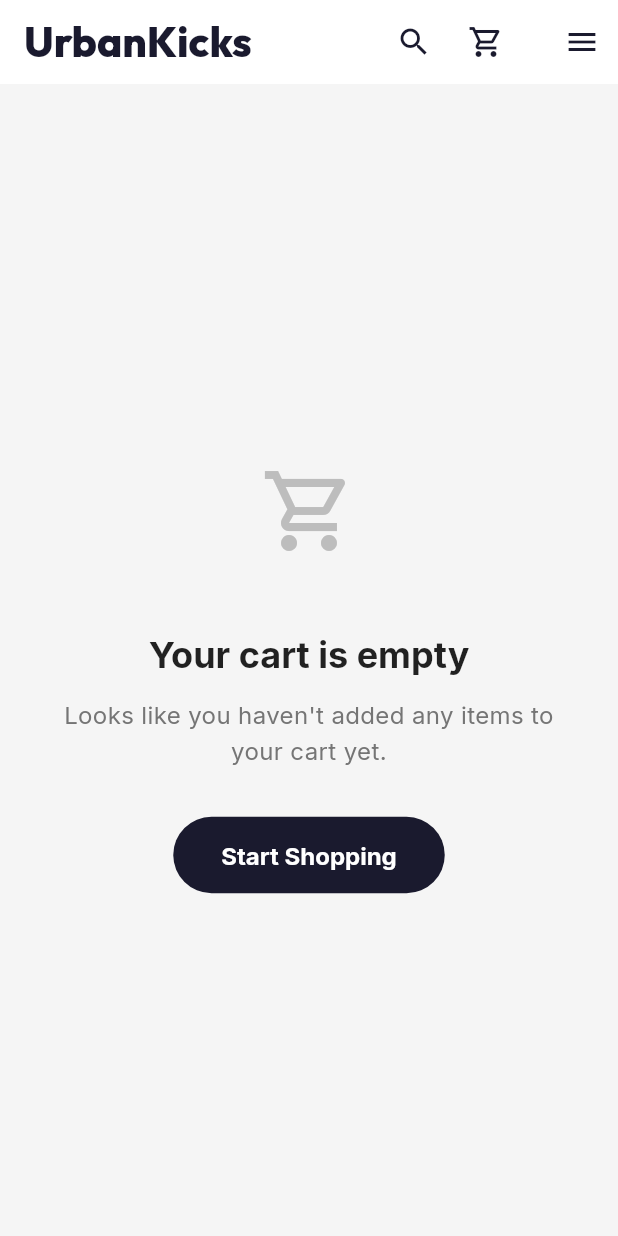
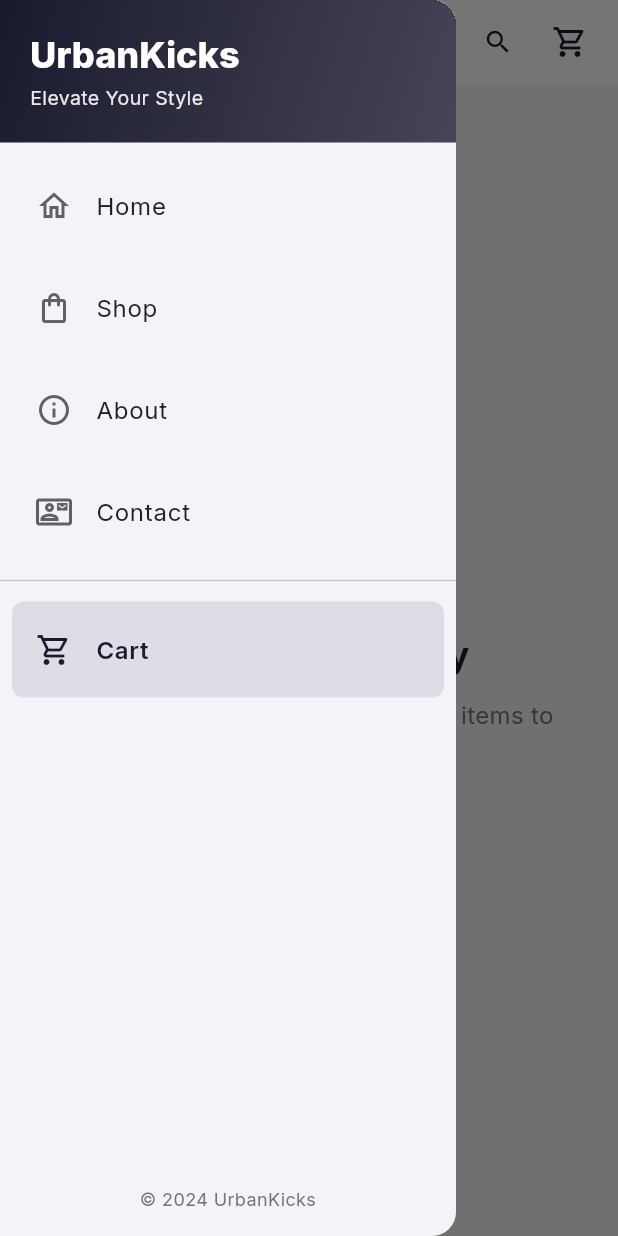
Before and after one commit to JayceeAguilan/ITP107-FINAL-ASSESSMENT, a Flutter app: the CartScreen screen opened by its route, with the side drawer open (before the commit the screen has no drawer), on a phone screen of 412 x 824 dp. Run offline on Flutter 3.47's test engine with Material 3 defaults, Android fonts, the phone set to English and light mode, and no system bars; drawn by our look-alikes of badges; our stand-ins replace cached_network_image, carousel_slider, flutter_rating_bar, fluttertoast, go_router, google_fonts and 1 more; network calls fail.

Commit message:
feat: Implement core e-commerce UI screens and widgets including checkout, cart, product details, and navigation.

```diff
--- a/lib/screens/about_screen.dart
+++ b/lib/screens/about_screen.dart
@@ -2,6 +2,7 @@ import 'package:flutter/material.dart';
 import 'package:google_fonts/google_fonts.dart';
 import '../widgets/custom_app_bar.dart';
 import '../widgets/footer.dart';
+import '../widgets/navigation_drawer.dart';
 import '../theme/app_theme.dart';
 import '../utils/constants.dart';
 
@@ -14,6 +15,7 @@ class AboutScreen extends StatelessWidget {
 
     return Scaffold(
       appBar: const CustomAppBar(),
+      drawer: const NavigationDrawerWidget(),
       body: SingleChildScrollView(
         child: Column(
           children: [
--- a/lib/screens/cart_screen.dart
+++ b/lib/screens/cart_screen.dart
@@ -6,6 +6,7 @@ import '../widgets/custom_app_bar.dart';
 import '../widgets/footer.dart';
 import '../widgets/cart_item_widget.dart';
 import '../widgets/empty_state_widget.dart';
+import '../widgets/navigation_drawer.dart';
 import '../theme/app_theme.dart';
 import '../utils/constants.dart';
 
@@ -18,6 +19,7 @@ class CartScreen extends StatelessWidget {
 
     return Scaffold(
       appBar: const CustomAppBar(),
+      drawer: const NavigationDrawerWidget(),
       body: Consumer<CartProvider>(
         builder: (context, cart, child) {
           if (cart.itemCount == 0) {
--- a/lib/screens/checkout_screen.dart
+++ b/lib/screens/checkout_screen.dart
@@ -4,6 +4,7 @@ import 'package:go_router/go_router.dart';
 import '../providers/cart_provider.dart';
 import '../widgets/custom_app_bar.dart';
 import '../widgets/footer.dart';
+import '../widgets/navigation_drawer.dart';
 import '../theme/app_theme.dart';
 import '../utils/constants.dart';
 import '../widgets/receipt_dialog.dart';
@@ -34,6 +35,7 @@ class _CheckoutScreenState extends State<CheckoutScreen> {
 
     return Scaffold(
       appBar: const CustomAppBar(),
+      drawer: const NavigationDrawerWidget(),
       body: SingleChildScrollView(
         child: Column(
           children: [
--- a/lib/screens/contact_screen.dart
+++ b/lib/screens/contact_screen.dart
@@ -2,6 +2,7 @@ import 'package:flutter/material.dart';
 import 'package:google_fonts/google_fonts.dart';
 import '../widgets/custom_app_bar.dart';
 import '../widgets/footer.dart';
+import '../widgets/navigation_drawer.dart';
 import '../theme/app_theme.dart';
 import '../utils/constants.dart';
 
@@ -21,6 +22,7 @@ class _ContactScreenState extends State<ContactScreen> {
 
     return Scaffold(
       appBar: const CustomAppBar(),
+      drawer: const NavigationDrawerWidget(),
       body: SingleChildScrollView(
         child: Column(
           children: [
--- a/lib/screens/home_screen.dart
+++ b/lib/screens/home_screen.dart
@@ -8,6 +8,7 @@ import '../widgets/custom_app_bar.dart';
 import '../widgets/footer.dart';
 import '../widgets/product_card.dart';
 import '../widgets/skeleton_loader.dart';
+import '../widgets/navigation_drawer.dart';
 import '../theme/app_theme.dart';
 import '../utils/constants.dart';
 
@@ -41,6 +42,7 @@ class _HomeScreenState extends State<HomeScreen> {
 
     return Scaffold(
       appBar: const CustomAppBar(),
+      drawer: const NavigationDrawerWidget(),
       body: SingleChildScrollView(
         child: Column(
           children: [
--- a/lib/screens/product_detail_screen.dart
+++ b/lib/screens/product_detail_screen.dart
@@ -9,6 +9,7 @@ import '../providers/cart_provider.dart';
 import '../widgets/custom_app_bar.dart';
 import '../widgets/footer.dart';
 import '../widgets/product_card.dart';
+import '../widgets/navigation_drawer.dart';
 import '../theme/app_theme.dart';
 import '../utils/constants.dart';
 import '../services/toast_service.dart';
@@ -35,6 +36,7 @@ class _ProductDetailScreenState extends State<ProductDetailScreen> {
 
     return Scaffold(
       appBar: const CustomAppBar(),
+      drawer: const NavigationDrawerWidget(),
       body: SingleChildScrollView(
         child: Column(
           children: [
--- a/lib/screens/shop_screen.dart
+++ b/lib/screens/shop_screen.dart
@@ -6,6 +6,7 @@ import '../widgets/footer.dart';
 import '../widgets/product_card.dart';
 import '../widgets/skeleton_loader.dart';
 import '../widgets/filter_drawer.dart';
+import '../widgets/navigation_drawer.dart';
 import '../utils/constants.dart';
 
 class ShopScreen extends StatefulWidget {
@@ -38,6 +39,7 @@ class _ShopScreenState extends State<ShopScreen> {
 
     return Scaffold(
       appBar: const CustomAppBar(),
+      drawer: const NavigationDrawerWidget(),
       endDrawer: const FilterDrawer(),
       body: Column(
         children: [
--- a/lib/widgets/custom_app_bar.dart
+++ b/lib/widgets/custom_app_bar.dart
@@ -13,8 +13,11 @@ class CustomAppBar extends StatelessWidget implements PreferredSizeWidget {
   @override
   Widget build(BuildContext context) {
     final isLargeScreen = MediaQuery.of(context).size.width > AppConstants.mobileBreakpoint;
+    final screenWidth = MediaQuery.of(context).size.width;
 
     return AppBar(
+      automaticallyImplyLeading: !isLargeScreen,
+      titleSpacing: isLargeScreen ? null : 8,
       title: MouseRegion(
         cursor: SystemMouseCursors.click,
         child: GestureDetector(
@@ -24,7 +27,9 @@ class CustomAppBar extends StatelessWidget implements PreferredSizeWidget {
             style: Theme.of(context).textTheme.headlineMedium?.copyWith(
               color: AppTheme.primaryColor,
               fontWeight: FontWeight.w800,
+              fontSize: isLargeScreen ? null : (screenWidth < 400 ? 18 : 20),
             ),
+            overflow: TextOverflow.ellipsis,
           ),
         ),
       ),
@@ -34,11 +39,14 @@ class CustomAppBar extends StatelessWidget implements PreferredSizeWidget {
           _NavItem(title: 'Shop', onTap: () => context.go('/shop')),
           _NavItem(title: 'About', onTap: () => context.go('/about')),
           _NavItem(title: 'Contact', onTap: () => context.go('/contact')),
-          const SizedBox(width: 16),
+          const SizedBox(width: 8),
         ],
 
         IconButton(
           icon: const Icon(Icons.search),
+          iconSize: isLargeScreen ? 24 : 20,
+          padding: EdgeInsets.all(isLargeScreen ? 8 : 4),
+          constraints: const BoxConstraints(),
           onPressed: () {
             context.go('/shop');
             // Ideally focus search field
@@ -47,17 +55,7 @@ class CustomAppBar extends StatelessWidget implements PreferredSizeWidget {
 
         const AnimatedCartIcon(),
 
-        const SizedBox(width: 16),
-
-        if (!isLargeScreen)
-          Builder(
-            builder: (context) => IconButton(
-              icon: const Icon(Icons.menu),
-              onPressed: () {
-                Scaffold.of(context).openEndDrawer();
-              },
-            ),
-          ),
+        SizedBox(width: isLargeScreen ? 16 : 8),
       ],
     );
   }
@@ -75,9 +73,14 @@ class _NavItem extends StatelessWidget {
   @override
   Widget build(BuildContext context) {
     return Padding(
-      padding: const EdgeInsets.symmetric(horizontal: 12.0),
+      padding: const EdgeInsets.symmetric(horizontal: 8.0),
       child: TextButton(
         onPressed: onTap,
+        style: TextButton.styleFrom(
+          padding: const EdgeInsets.symmetric(horizontal: 8, vertical: 8),
+          minimumSize: Size.zero,
+          tapTargetSize: MaterialTapTargetSize.shrinkWrap,
+        ),
         child: Text(
           title,
           style: const TextStyle(
--- /dev/null
+++ b/lib/widgets/navigation_drawer.dart
@@ -0,0 +1,174 @@
+import 'package:flutter/material.dart';
+import 'package:go_router/go_router.dart';
+import '../theme/app_theme.dart';
+
+class NavigationDrawerWidget extends StatelessWidget {
+  const NavigationDrawerWidget({super.key});
+
+  @override
+  Widget build(BuildContext context) {
+    final currentRoute = GoRouterState.of(context).uri.path;
+
+    return Drawer(
+      child: Column(
+        crossAxisAlignment: CrossAxisAlignment.stretch,
+        children: [
+          // Header
+          Container(
+            padding: EdgeInsets.only(
+              top: MediaQuery.of(context).padding.top + 20,
+              left: 20,
+              right: 20,
+              bottom: 20,
+            ),
+            decoration: BoxDecoration(
+              gradient: LinearGradient(
+                begin: Alignment.topLeft,
+                end: Alignment.bottomRight,
+                colors: [
+                  AppTheme.primaryColor,
+                  AppTheme.primaryColor.withOpacity(0.8),
+                ],
+              ),
+            ),
+            child: Column(
+              crossAxisAlignment: CrossAxisAlignment.start,
+              children: [
+                Text(
+                  'UrbanKicks',
+                  style: Theme.of(context).textTheme.headlineSmall?.copyWith(
+                    color: Colors.white,
+                    fontWeight: FontWeight.w800,
+                  ),
+                ),
+                const SizedBox(height: 4),
+                Text(
+                  'Elevate Your Style',
+                  style: TextStyle(
+                    color: Colors.white.withOpacity(0.9),
+                    fontSize: 13,
+                  ),
+                ),
+              ],
+            ),
+          ),
+
+          // Navigation Items
+          Expanded(
+            child: ListView(
+              padding: const EdgeInsets.symmetric(vertical: 8.0),
+              children: [
+                _DrawerItem(
+                  icon: Icons.home_outlined,
+                  title: 'Home',
+                  isSelected: currentRoute == '/',
+                  onTap: () {
+                    Navigator.pop(context);
+                    context.go('/');
+                  },
+                ),
+                _DrawerItem(
+                  icon: Icons.shopping_bag_outlined,
+                  title: 'Shop',
+                  isSelected: currentRoute == '/shop',
+                  onTap: () {
+                    Navigator.pop(context);
+                    context.go('/shop');
+                  },
+                ),
+                _DrawerItem(
+                  icon: Icons.info_outline,
+                  title: 'About',
+                  isSelected: currentRoute == '/about',
+                  onTap: () {
+                    Navigator.pop(context);
+                    context.go('/about');
+                  },
+                ),
+                _DrawerItem(
+                  icon: Icons.contact_mail_outlined,
+                  title: 'Contact',
+                  isSelected: currentRoute == '/contact',
+                  onTap: () {
+                    Navigator.pop(context);
+                    context.go('/contact');
+                  },
+                ),
+                const Divider(height: 24, thickness: 1),
+                _DrawerItem(
+                  icon: Icons.shopping_cart_outlined,
+                  title: 'Cart',
+                  isSelected: currentRoute == '/cart',
+                  onTap: () {
+                    Navigator.pop(context);
+                    context.go('/cart');
+                  },
+                ),
+              ],
+            ),
+          ),
+
+          // Footer
+          Padding(
+            padding: const EdgeInsets.all(16.0),
+            child: Text(
+              '© 2024 UrbanKicks',
+              textAlign: TextAlign.center,
+              style: TextStyle(
+                color: Colors.grey[600],
+                fontSize: 12,
+              ),
+            ),
+          ),
+        ],
+      ),
+    );
+  }
+}
+
+class _DrawerItem extends StatelessWidget {
+  final IconData icon;
+  final String title;
+  final bool isSelected;
+  final VoidCallback onTap;
+
+  const _DrawerItem({
+    required this.icon,
+    required this.title,
+    required this.isSelected,
+    required this.onTap,
+  });
+
+  @override
+  Widget build(BuildContext context) {
+    return Container(
+      margin: const EdgeInsets.symmetric(horizontal: 8.0, vertical: 2.0),
+      decoration: BoxDecoration(
+        color: isSelected
+            ? AppTheme.primaryColor.withOpacity(0.1)
+            : Colors.transparent,
+        borderRadius: BorderRadius.circular(8),
+      ),
+      child: ListTile(
+        contentPadding: const EdgeInsets.symmetric(horizontal: 16.0, vertical: 4.0),
+        leading: Icon(
+          icon,
+          color: isSelected ? AppTheme.primaryColor : Colors.grey[700],
+          size: 24,
+        ),
+        title: Text(
+          title,
+          style: TextStyle(
+            color: isSelected ? AppTheme.primaryColor : Colors.grey[900],
+            fontWeight: isSelected ? FontWeight.w600 : FontWeight.normal,
+            fontSize: 16,
+          ),
+        ),
+        onTap: onTap,
+        shape: RoundedRectangleBorder(
+          borderRadius: BorderRadius.circular(8),
+        ),
+      ),
+    );
+  }
+}
```
Also changed, not shown: lib/widgets/footer.dart (+26 -1 lines), lib/widgets/product_card.dart (+13 -9 lines), 1 other file.
